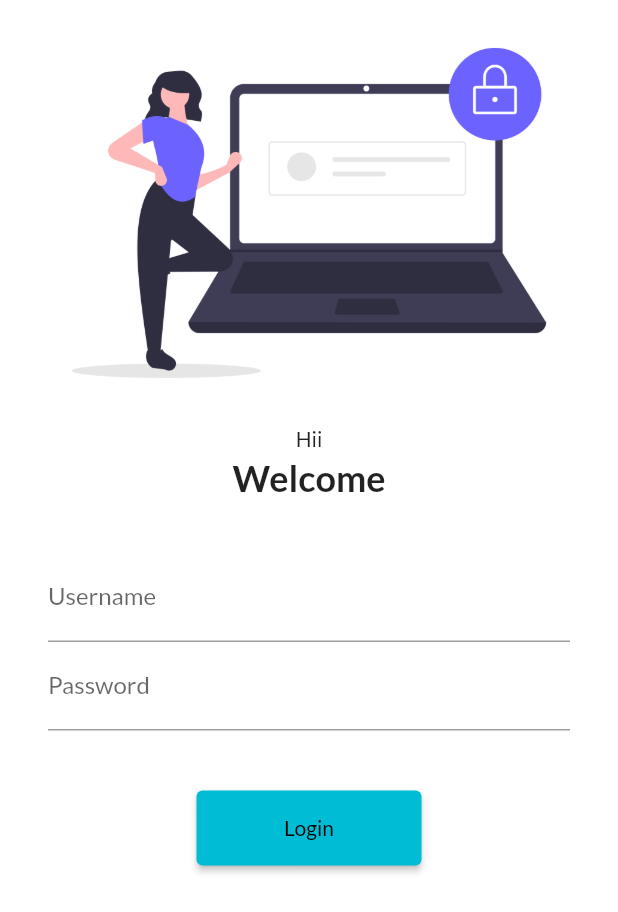
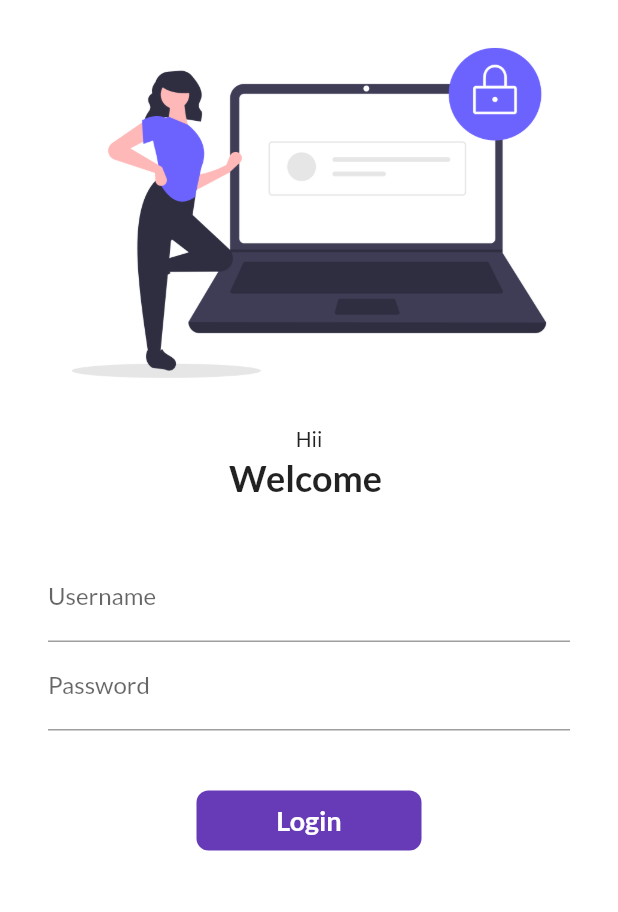
Before and after one commit to himanshujar/firstflutterproject, a Flutter app: the screen it shows after launch, on a phone screen of 412 x 824 dp. Shown: the top 912 px of the screen. Run offline on Flutter 3.47's test engine with Material 2 defaults, Android fonts, the phone set to English and light mode, and no system bars; our stand-ins replace google_fonts.

Commit message:
day6completed

```diff
--- a/lib/pages/login_page.dart
+++ b/lib/pages/login_page.dart
@@ -1,9 +1,14 @@
 import 'package:flutter/material.dart';
 import 'package:flutter_application_1/utils/routes.dart';
 
-class LoginPage extends StatelessWidget {
-  const LoginPage({Key key}) : super(key: key);
+class LoginPage extends StatefulWidget {
+  @override
+  _LoginPageState createState() => _LoginPageState();
+}
 
+class _LoginPageState extends State<LoginPage> {
+  String name = "";
+  bool changedButton = false;
   @override
   Widget build(BuildContext context) {
     return Material(
@@ -23,7 +28,7 @@ class LoginPage extends StatelessWidget {
               child: Text("Hii"),
             ),
             Text(
-              "Welcome",
+              "Welcome $name",
               style: TextStyle(
                 fontSize: 24,
                 fontWeight: FontWeight.bold,
@@ -41,6 +46,10 @@ class LoginPage extends StatelessWidget {
                       hintText: "Enter Username",
                       labelText: "Username",
                     ),
+                    onChanged: (value) {
+                      name = value;
+                      setState(() {});
+                    },
                   ),
                   TextFormField(
                     obscureText: true,
@@ -52,13 +61,48 @@ class LoginPage extends StatelessWidget {
                   SizedBox(
                     height: 40,
                   ),
-                  ElevatedButton(
-                    child: Text("Login"),
-                    style: TextButton.styleFrom(minimumSize: Size(150, 50)),
-                    onPressed: () {
+                  InkWell(
+                    onTap: () async {
+                      setState(() {
+                        changedButton = true;
+                      });
+                      await Future.delayed(Duration(seconds: 1));
                       Navigator.pushNamed(context, MyRoutes.homeRoute);
                     },
-                  )
+                    child: AnimatedContainer(
+                      duration: Duration(seconds: 1),
+                      width: changedButton ? 50 : 150,
+                      height: 40,
+                      alignment: Alignment.center,
+                      // color: Colors.deepPurple,
+                      child: changedButton
+                          ? Icon(
+                              Icons.done,
+                              color: Colors.white,
+                            )
+                          : Text(
+                              "Login",
+                              style: TextStyle(
+                                  color: Colors.white,
+                                  fontWeight: FontWeight.bold,
+                                  fontSize: 18),
+                            ),
+                      decoration: BoxDecoration(
+                          color: Colors.deepPurple,
+                          // shape:changedButton
+                          // ?BoxShape.circle
+                          // :BoxShape.rectangle,
+                          borderRadius:
+                              BorderRadius.circular(changedButton ? 50 : 8)),
+                    ),
+                  ),
+                  // ElevatedButton(
+                  //   child: Text("Login"),
+                  //   style: TextButton.styleFrom(minimumSize: Size(150, 50)),
+                  //   onPressed: () {
+                  //     Navigator.pushNamed(context, MyRoutes.homeRoute);
+                  //   },
+                  // )
                 ],
               ),
             )
```
